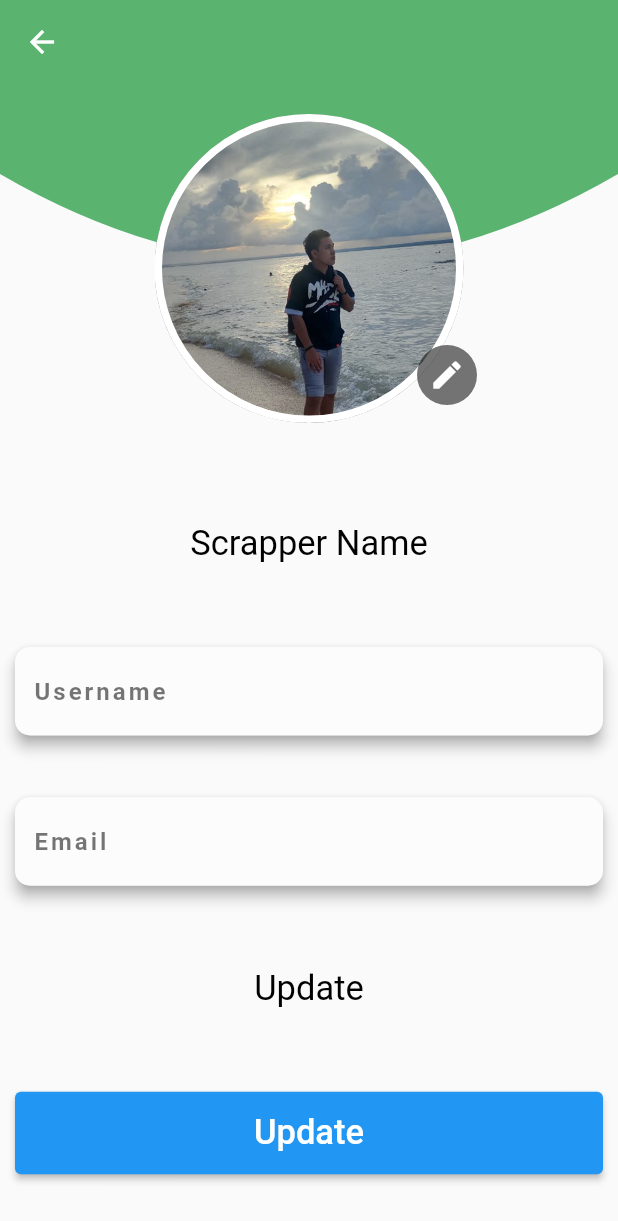
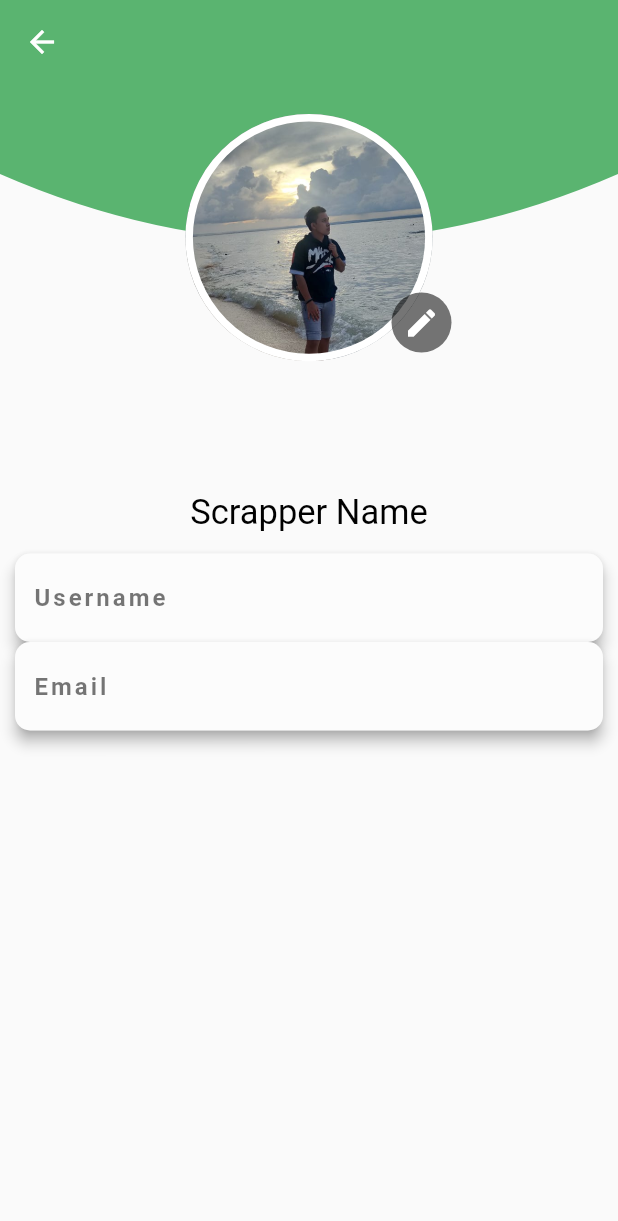
Before and after one commit to BustamanteFlocer/ScrapCycle-User-Profile-and-Edit-Profile, a Flutter app: the screen it shows after launch, on a phone screen of 412 x 824 dp. Shown: the top 1221 px of the screen. Run offline on Flutter 3.47's test engine with Material 2 defaults, Android fonts, the phone set to English and light mode, and no system bars.

Commit message:
Update profilepage.dart

```diff
--- a/lib/profilepage.dart
+++ b/lib/profilepage.dart
@@ -44,20 +44,16 @@ class ProfilePage extends StatelessWidget {
       body: Stack(
         alignment: Alignment.center,
         children: [
-
           Column(
             mainAxisAlignment: MainAxisAlignment.end,
-
             children: [
-
               Container(
-                height: 530,
+                height: 510,
                 width: double.infinity,
                 margin: const EdgeInsets.symmetric(horizontal: 10),
+                child: Column(
+                  children: [
 
-                child: Column(
-                  mainAxisAlignment: MainAxisAlignment.spaceEvenly,
-                  children: [
                       const SizedBox(
                       height: 55,
                       width: double.infinity,
@@ -68,26 +64,19 @@ class ProfilePage extends StatelessWidget {
                               fontSize: 23,
                               color: Colors.black,
                             ),
-
                           ),
-
                         ),
-
                     ),
-
-
                     textfield(
                       hintText: 'Username',
                     ),
                     textfield(
                       hintText: 'Email',
                     ),
-
-                     SizedBox(
+                    /* const SizedBox(
                       height: 55,
                       width: double.infinity,
-
-                        child: const Center(
+                        child: Center(
                           child: Text(
                             "Update",
                             style: TextStyle(
@@ -96,7 +85,6 @@ class ProfilePage extends StatelessWidget {
                             ),
                           ),
                         ),
-
                     ),
                     SizedBox(
                       height: 55,
@@ -113,7 +101,7 @@ class ProfilePage extends StatelessWidget {
                           ),
                         ),
                       ),
-                    )
+                    )*/
                   ],
                 ),
               )
@@ -131,12 +119,11 @@ class ProfilePage extends StatelessWidget {
             children: [
               const Padding(
                 padding: EdgeInsets.all(10),
-
               ),
               Container(
                 padding: const EdgeInsets.all(10.0),
-                width: MediaQuery.of(context).size.width / 2,
-                height: MediaQuery.of(context).size.width / 2,
+                width: MediaQuery.of(context).size.width / 2.5,
+                height: MediaQuery.of(context).size.width / 2.5,
                 decoration: BoxDecoration(
                   border: Border.all(color: Colors.white, width: 5),
                   shape: BoxShape.circle,
@@ -151,7 +138,7 @@ class ProfilePage extends StatelessWidget {
           ),
           //Edit button
           Padding(
-            padding: const EdgeInsets.only(bottom: 380, left: 184),
+            padding: const EdgeInsets.only(bottom: 450, left: 150),
             child: CircleAvatar(
               backgroundColor: Colors.black54,
               child: IconButton(
@@ -167,20 +154,17 @@ class ProfilePage extends StatelessWidget {
       ),
     );
   }
-}
-
-class HeaderCurvedContainer extends CustomPainter {
+}class HeaderCurvedContainer extends CustomPainter {
   @override
   void paint(Canvas canvas, Size size) {
     Paint paint = Paint()..color = const Color.fromARGB(167, 5, 143, 40);
     Path path = Path()
       ..relativeLineTo(0, 60)
-      ..quadraticBezierTo(size.width / 2, 180, size.width, 60)
+      ..quadraticBezierTo(size.width / 2, 150, size.width, 60)
       ..relativeLineTo(0, -60)
       ..close();
     canvas.drawPath(path, paint);
   }
-
   @override
   bool shouldRepaint(CustomPainter oldDelegate) => false;
 }
```
